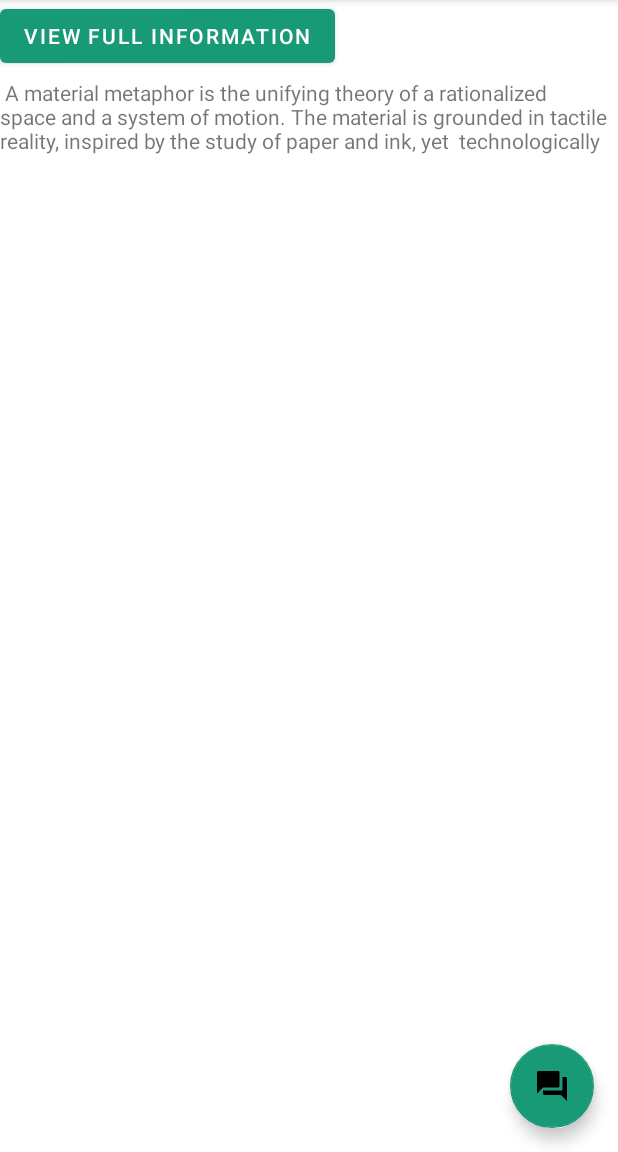
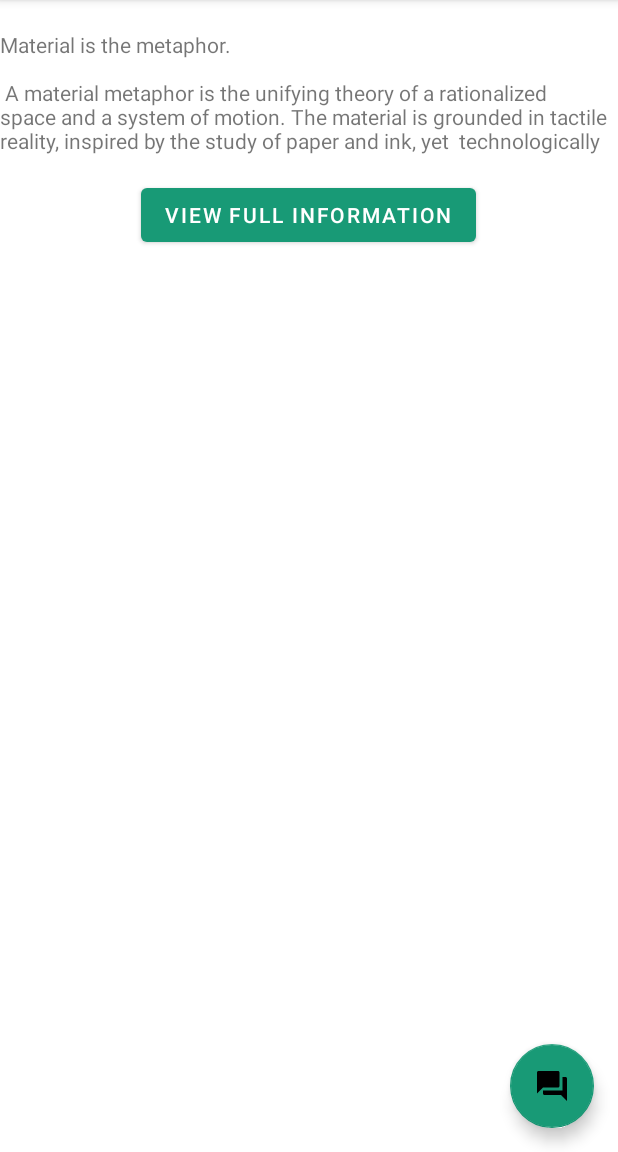
Before and after one commit to MBS9/museumApp, an Android app: the screen it shows after launch (MainActivity), in the side drawer, after a tap on "Example Museum", on a phone screen of 412 x 824 dp, the part 84-1236 px from its top. Run offline under Robolectric (Android 15) with nearby library versions, the phone set to English and light mode, and no system bars; our stand-ins replace navigation-ui.

Commit message:
Aligned info button

```diff
--- a/app/src/main/res/layout/fragment_example_museum.xml
+++ b/app/src/main/res/layout/fragment_example_museum.xml
@@ -2,6 +2,7 @@
 
 <androidx.constraintlayout.widget.ConstraintLayout xmlns:android="http://schemas.android.com/apk/res/android"
     xmlns:app="http://schemas.android.com/apk/res-auto"
+    xmlns:tools="http://schemas.android.com/tools"
     android:layout_width="match_parent"
     android:layout_height="match_parent">
 
@@ -9,20 +10,26 @@
         android:id="@+id/view_museum_example"
         android:layout_width="wrap_content"
         android:layout_height="wrap_content"
+        android:layout_marginTop="16dp"
         android:text="View Full Information"
+        android:visibility="visible"
+        app:layout_constraintEnd_toEndOf="parent"
+        app:layout_constraintHorizontal_bias="0.497"
         app:layout_constraintStart_toStartOf="parent"
-        app:layout_constraintTop_toTopOf="parent" />
+        app:layout_constraintTop_toBottomOf="@+id/nestedScrollView" />
 
-    <androidx.core.widget.NestedScrollView xmlns:android="http://schemas.android.com/apk/res/android"
-        xmlns:tools="http://schemas.android.com/tools"
-        android:layout_width="match_parent"
-        android:layout_height="match_parent"
-        tools:context=".ExampleMuseum">
+    <androidx.core.widget.NestedScrollView
+        android:id="@+id/nestedScrollView"
+        android:layout_width="wrap_content"
+        android:layout_height="wrap_content"
+        tools:context=".ExampleMuseum"
+        tools:layout_editor_absoluteX="0dp"
+        tools:layout_editor_absoluteY="16dp">
 
         <TextView
             android:id="@+id/description_museum_example"
             android:layout_width="wrap_content"
-            android:layout_height="131dp"
+            android:layout_height="134dp"
             android:layout_marginTop="20dp"
             android:maxLines="5"
             android:text="@string/large_text" />
```
